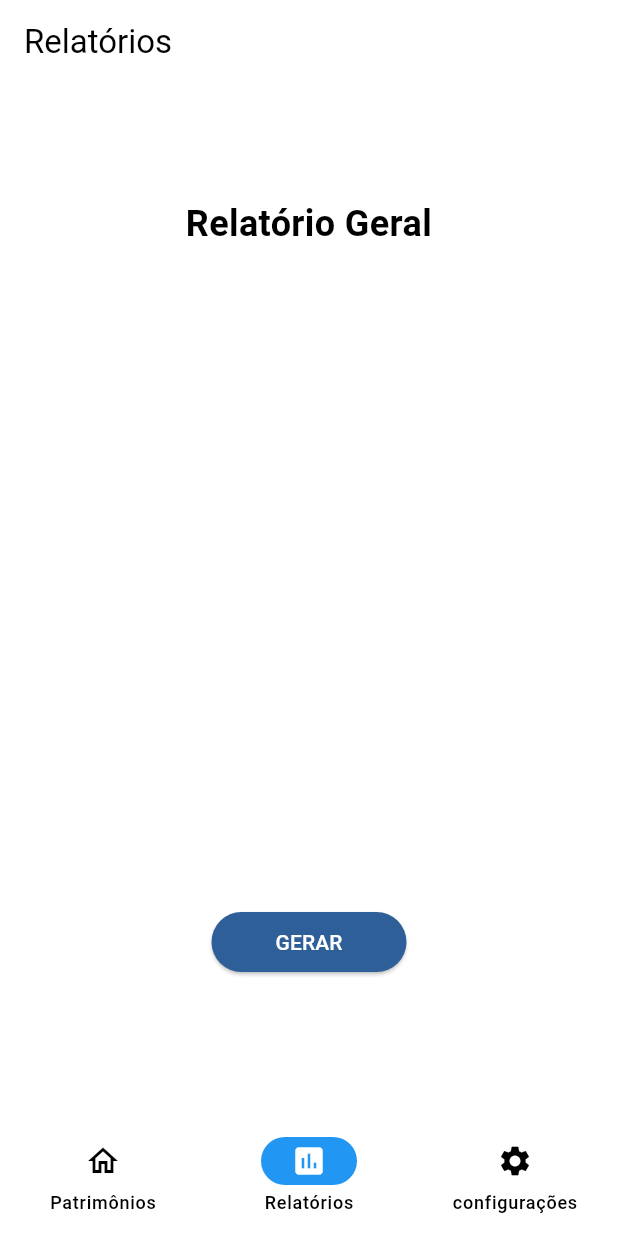
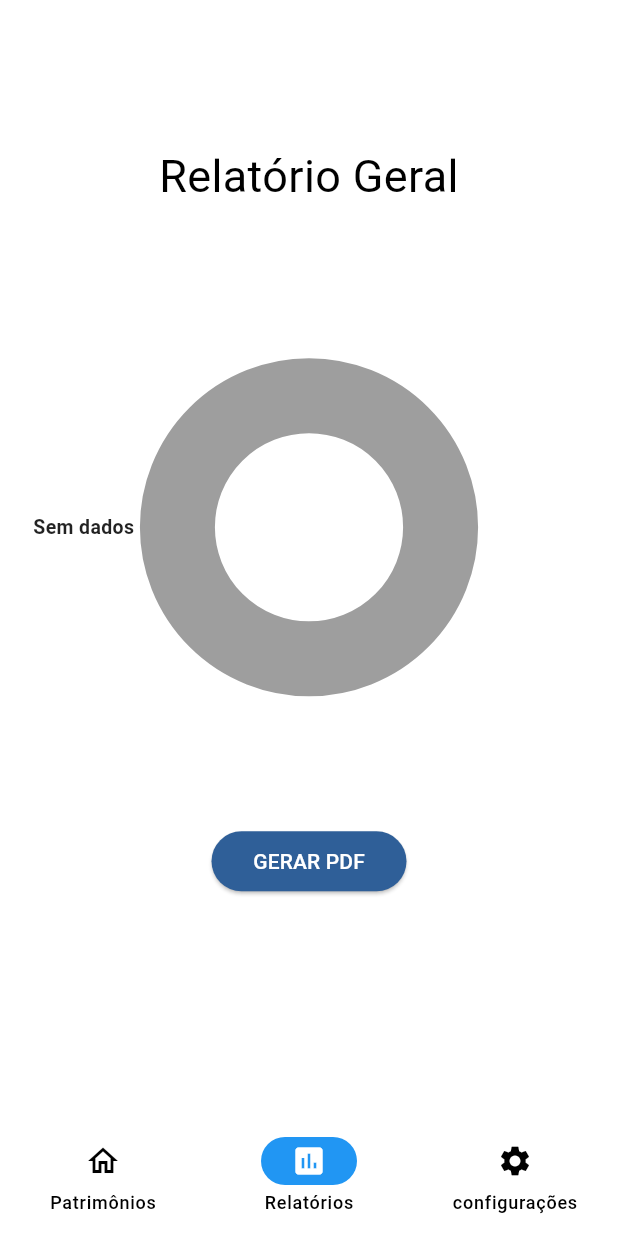
Before and after one commit to CristianoPam/inventario_ibp, a Flutter app: the screen it shows once a user with an empty profile is signed in, item 2 of the bottom bar chosen, on a phone screen of 412 x 824 dp. Run offline on Flutter 3.47's test engine with Material 3 defaults, Android fonts, the phone set to English and light mode, and no system bars; drawn by our look-alikes of fl_chart; our stand-ins replace cloud_firestore, firebase_auth, firebase_core, firebase_storage, flutter_riverpod, go_router and 4 more; missing offline and left inert: dart:ffi, validatorless; accounts and stored records are empty.

Commit message:
ajuste_relatorio_pages

```diff
--- a/lib/pages/relatorios_pages.dart
+++ b/lib/pages/relatorios_pages.dart
@@ -60,13 +60,13 @@ class _RelatoriosPagesState extends State<RelatoriosPages> {
     return Scaffold(
       backgroundColor: Colors.white,
       appBar: AppBar(
-        title: const Text('Relatórios'),
+        //title: const Text('Relatórios'),
       ),
       body: Center(
         child: _data.isEmpty
             ? const CircularProgressIndicator()
             : SingleChildScrollView(
-                padding: const EdgeInsets.all(20.0),
+                padding: const EdgeInsets.fromLTRB(20, 10, 20, 20),
                 child: Column(
                   mainAxisAlignment: MainAxisAlignment.center,
                   children: [
@@ -74,20 +74,21 @@ class _RelatoriosPagesState extends State<RelatoriosPages> {
                       'Relatório Geral',
                       textAlign: TextAlign.center,
                       style: TextStyle(
-                        fontSize: 24,
-                        fontWeight: FontWeight.bold,
+                        fontSize: 30,
+                        //fontWeight: FontWeight.bold,
                       ),
                     ),
-                    const SizedBox(height: 30),
+                    const SizedBox(height: 100),
                     AspectRatio(
-                      aspectRatio: 1,
+                      aspectRatio: 1.65,
                       child: PieChart(
                         PieChartData(
+                          sectionsSpace: 0, // Remover espaço entre as fatias
                           sections: _buildPieChartSections(),
                         ),
                       ),
                     ),
-                    const SizedBox(height: 40.0),
+                    const SizedBox(height: 90.0),
                     SizedBox(
                       height: 40,
                       width: 130,
@@ -107,12 +108,12 @@ class _RelatoriosPagesState extends State<RelatoriosPages> {
                           emspdfservice.savePdfFile("IBP Relatório", data);
                         },
                         child: const Text(
-                          'GERAR',
+                          'GERAR PDF',
                           style: TextStyle(color: Colors.white, fontSize: 14),
                         ),
                       ),
                     ),
-                    const SizedBox(height: 20.0),
+                    const SizedBox(height: 100.0),
                   ],
                 ),
               ),
@@ -121,14 +122,35 @@ class _RelatoriosPagesState extends State<RelatoriosPages> {
   }
 
   List<PieChartSectionData> _buildPieChartSections() {
+    final total = _data.values.reduce((a, b) => a + b);
+
+    if (total == 0) {
+      return [
+        PieChartSectionData(
+          color: Colors.grey,
+          value: 100,
+          title: 'Sem dados',
+          radius: 50,
+          titlePositionPercentageOffset: 1.75,
+          titleStyle: const TextStyle(
+            fontSize: 13,
+            fontWeight: FontWeight.bold,
+            color: Colors.black87,
+          ),
+        ),
+      ];
+    }
+
     return _data.entries.map((entry) {
+      final percentage = (entry.value / total) * 100;
       return PieChartSectionData(
         color: _getColor(entry.key),
-        value: entry.value.toDouble(),
-        title: '${entry.key} (${entry.value})',
-        radius: 85,
+        value: percentage,
+        title: '${entry.key} \n (${percentage.toStringAsFixed(1)}%)',
+        radius: 50,
+        titlePositionPercentageOffset: 1.75, // Colocar a legenda fora da fatia
         titleStyle: const TextStyle(
-          fontSize: 16,
+          fontSize: 13,
           fontWeight: FontWeight.bold,
           color: Colors.black87,
         ),
```
